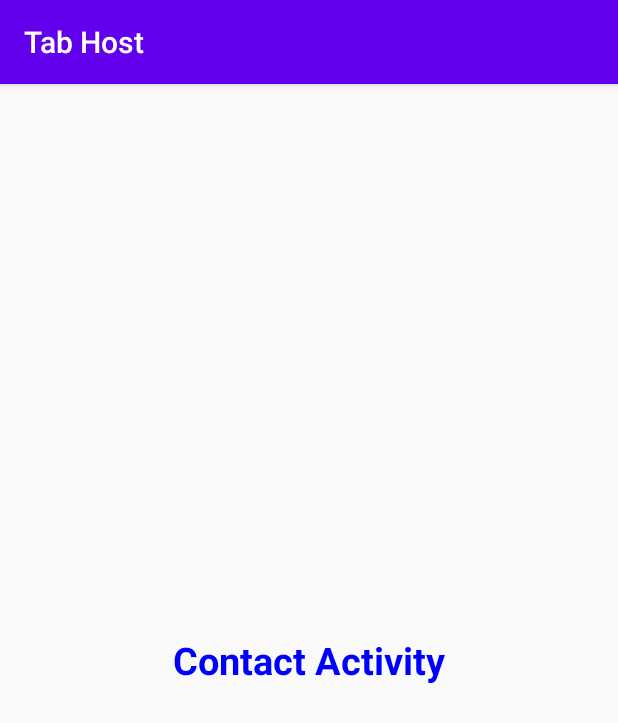
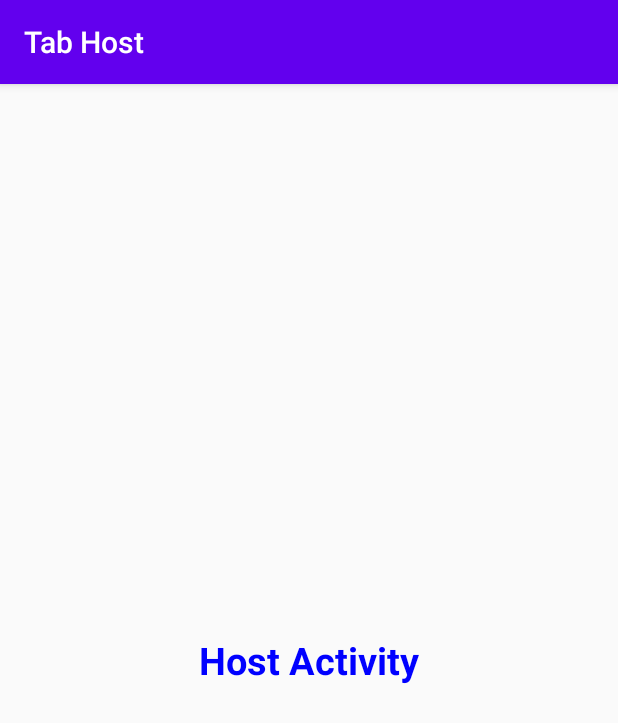
Before and after one commit to Enmeca/Lab03-Parte-A, an Android app: the ContactActivity screen opened directly, with no data from a screen before it, on a phone screen of 412 x 824 dp. Shown: the top 723 px of the screen. Run offline under Robolectric (Android 15) with nearby library versions, the phone set to English and light mode, and no system bars.

Commit message:
Codigo limpio

```diff
--- a/tabHost/app/src/main/java/com/example/tabhost/ContactActivity.java
+++ b/tabHost/app/src/main/java/com/example/tabhost/ContactActivity.java
@@ -8,6 +8,6 @@ public class ContactActivity extends AppCompatActivity {
     @Override
     protected void onCreate(Bundle savedInstanceState) {
         super.onCreate(savedInstanceState);
-        setContentView(R.layout.activity_contact);
+        setContentView(R.layout.activity_host);
     }
 }
--- a/tabHost/app/src/main/res/layout/activity_contact.xml
+++ b/tabHost/app/src/main/res/layout/activity_host.xml
@@ -12,7 +12,7 @@
         android:layout_width="wrap_content"
         android:layout_height="wrap_content"
         android:layout_centerInParent="true"
-        android:text="Contact Activity"
+        android:text="Host Activity"
         android:textColor="#00f"
         android:textSize="25sp"
         android:textStyle="bold" />
```
Also changed, not shown: tabHost/app/src/main/java/com/example/tabhost/MainActivity.java (+15 -15 lines), 1 other file.
